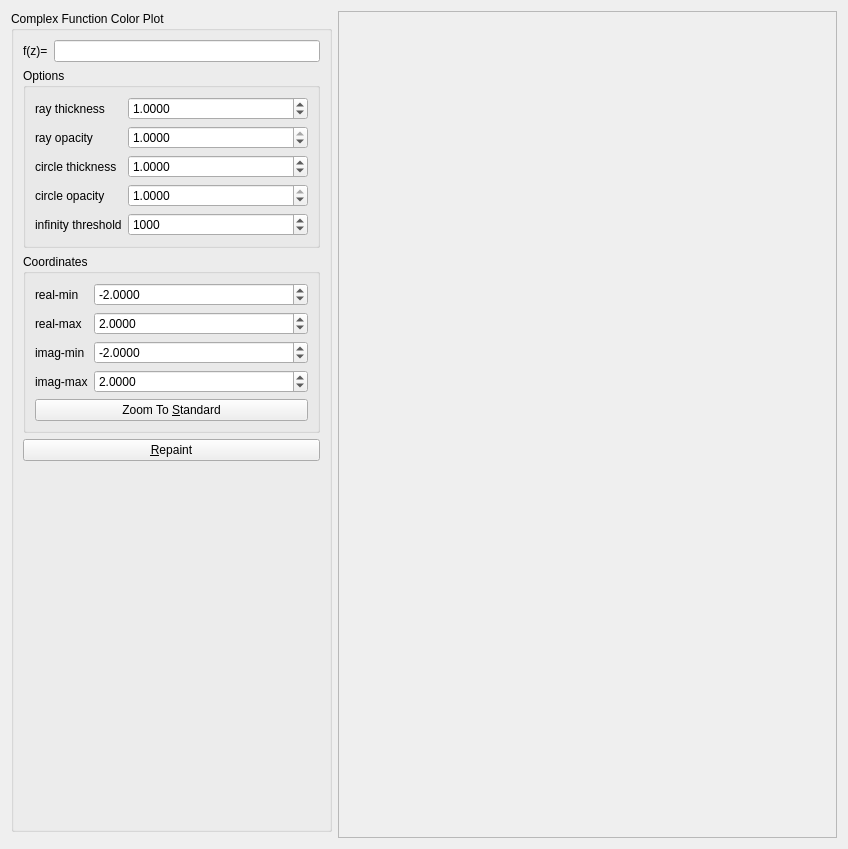
Qt form src/complextab.ui (trent2/MathTools) before a commit.
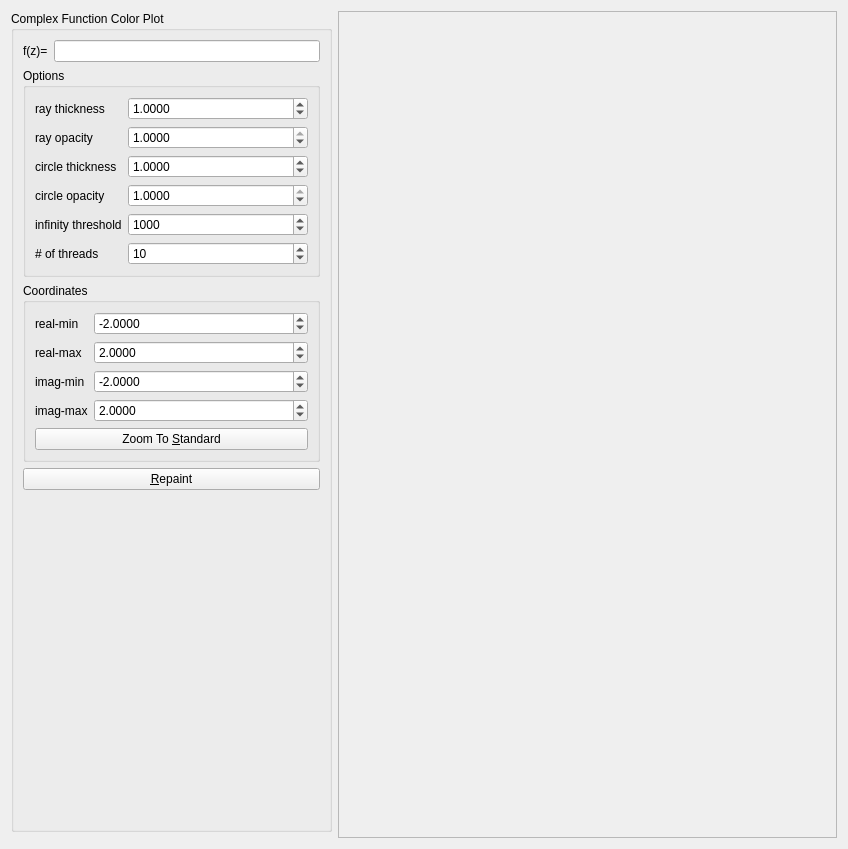
The same form after that commit. Custom widgets are drawn as their Qt base class.

Diff of the .ui file:
```diff
--- a/src/complextab.ui
+++ b/src/complextab.ui
@@ -60,6 +60,9 @@
       <string>Complex Function Color Plot</string>
      </property>
      <layout class="QFormLayout" name="formLayout_3">
+      <property name="fieldGrowthPolicy">
+       <enum>QFormLayout::AllNonFixedFieldsGrow</enum>
+      </property>
       <item row="0" column="0">
        <widget class="QLabel" name="fLabel">
         <property name="text">
@@ -203,6 +206,29 @@
            </property>
           </widget>
          </item>
+         <item row="6" column="0">
+          <widget class="QLabel" name="nThreadsLabel">
+           <property name="text">
+            <string># of threads</string>
+           </property>
+          </widget>
+         </item>
+         <item row="6" column="1">
+          <widget class="QSpinBox" name="nThreadsSpinBox">
+           <property name="minimum">
+            <number>1</number>
+           </property>
+           <property name="maximum">
+            <number>16</number>
+           </property>
+           <property name="singleStep">
+            <number>1</number>
+           </property>
+           <property name="value">
+            <number>10</number>
+           </property>
+          </widget>
+         </item>
         </layout>
        </widget>
       </item>
```
